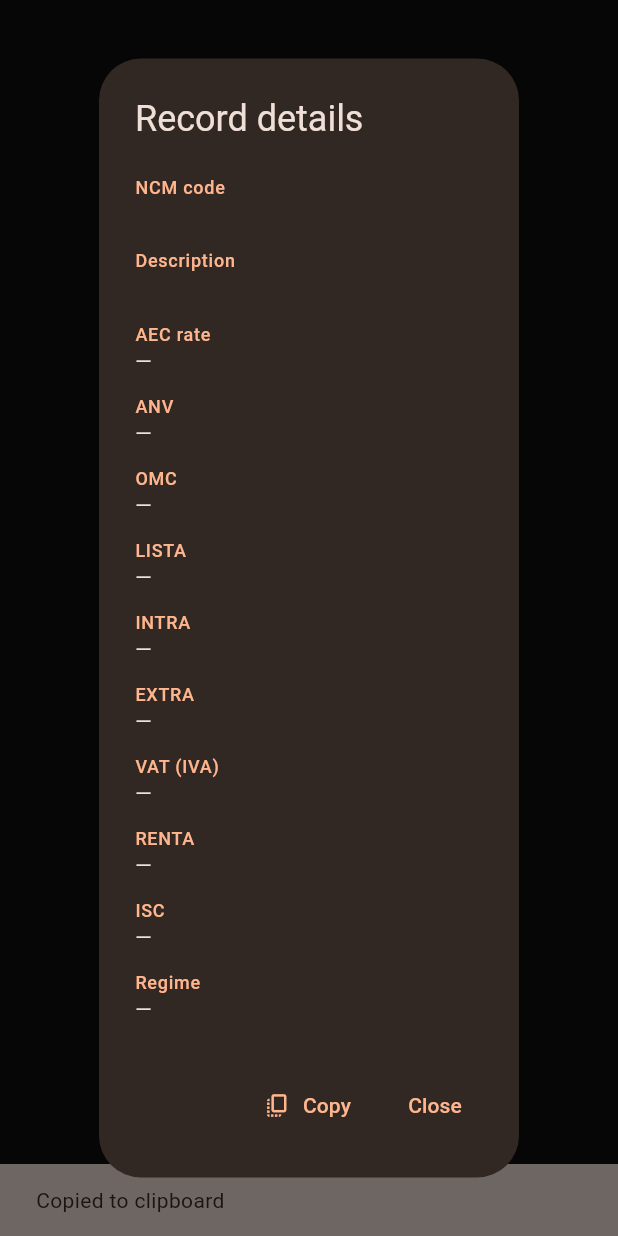
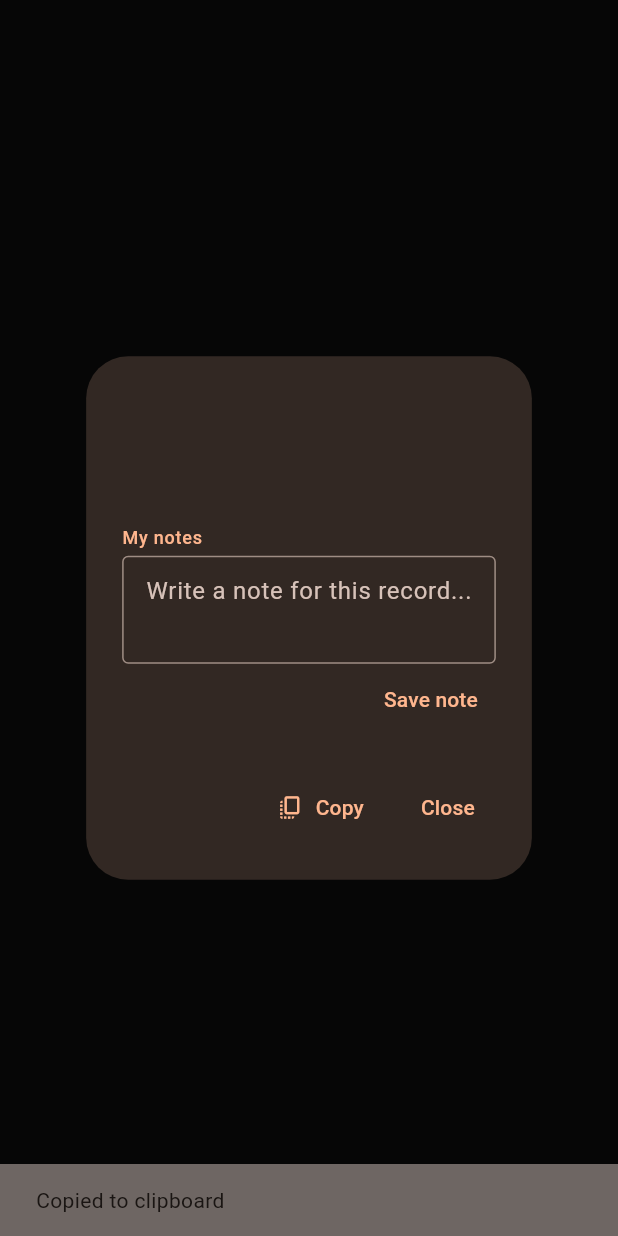
Before and after one commit to fabrizio-fatecha/duties, a Flutter app: what showRecordDetailDialog() shows on an empty page, opened directly with empty values, after a tap on "Copy", on a phone screen of 412 x 824 dp. Run offline on Flutter 3.47's test engine with Material 3 defaults, Android fonts, the phone set to English and light mode, and no system bars; our stand-ins replace csv, flutter_native_splash, image_picker; missing offline and left inert: google_mlkit_image_labeling, google_mlkit_translation.

Commit message:
Add per-record notes and compact the detail popup
Notes are saved to a JSON-in-a-.txt-file (notes.txt) in the app's own
document directory, keyed by NCM code — survives app updates. It does
not survive a full uninstall/reinstall; that's an Android platform
limitation of app-sandboxed storage, not something the file format
changes (only Android's own account-backup mechanism can restore it,
if the user has that enabled).

The detail popup is also reworked: short technical fields (AEC, ANV,
OMC, LISTA, INTRA, EXTRA, IVA, RENTA, ISC, Regime) render as compact
wrapped chips instead of full-width rows, and empty fields are hidden
instead of showing "—", so most records now fit without scrolling.

Co-Authored-By: Claude Sonnet 5 <noreply@anthropic.com>

```diff
--- a/lib/localization/app_strings.dart
+++ b/lib/localization/app_strings.dart
@@ -37,6 +37,10 @@ class AppStrings {
     required this.photoNoMatch,
     required this.genericError,
     required this.downloadingModel,
+    required this.notesLabel,
+    required this.notesHint,
+    required this.saveNote,
+    required this.noteSaved,
   });
 
   final String appTitle;
@@ -72,6 +76,10 @@ class AppStrings {
   final String photoNoMatch;
   final String genericError;
   final String downloadingModel;
+  final String notesLabel;
+  final String notesHint;
+  final String saveNote;
+  final String noteSaved;
 
   String resultsCount(int count) =>
       this == _en ? '$count results' : '$count resultados';
@@ -113,6 +121,10 @@ class AppStrings {
     photoNoMatch: "Couldn't identify the object. Try another photo.",
     genericError: 'An error occurred.',
     downloadingModel: 'Downloading translation model (first time only)...',
+    notesLabel: 'My notes',
+    notesHint: 'Write a note for this record...',
+    saveNote: 'Save note',
+    noteSaved: 'Note saved',
   );
 
   static const _es = AppStrings._(
@@ -149,6 +161,10 @@ class AppStrings {
     photoNoMatch: 'No se pudo identificar el objeto. Probá con otra foto.',
     genericError: 'Ha ocurrido un error.',
     downloadingModel: 'Descargando modelo de traducción (solo la primera vez)...',
+    notesLabel: 'Mis notas',
+    notesHint: 'Escribí una nota para este registro...',
+    saveNote: 'Guardar nota',
+    noteSaved: 'Nota guardada',
   );
 
   static AppStrings of(AppLanguage language) =>
--- a/lib/main.dart
+++ b/lib/main.dart
@@ -3,6 +3,7 @@ import 'package:flutter_native_splash/flutter_native_splash.dart';
 import 'package:provider/provider.dart';
 
 import 'providers/locale_provider.dart';
+import 'providers/notes_provider.dart';
 import 'providers/search_provider.dart';
 import 'providers/tab_provider.dart';
 import 'screens/root_shell.dart';
@@ -31,6 +32,7 @@ class MyApp extends StatelessWidget {
         ChangeNotifierProvider(create: (_) => SearchProvider(DataRepository())..init()),
         ChangeNotifierProvider(create: (_) => LocaleProvider()),
         ChangeNotifierProvider(create: (_) => TabProvider()),
+        ChangeNotifierProvider(create: (_) => NotesProvider()..init()),
       ],
       child: MaterialApp(
         title: 'Duties',
--- /dev/null
+++ b/lib/providers/notes_provider.dart
@@ -0,0 +1,26 @@
+import 'package:flutter/foundation.dart';
+
+import '../services/notes_service.dart';
+
+class NotesProvider extends ChangeNotifier {
+  final _service = NotesService();
+  Map<String, String> _notes = {};
+
+  Future<void> init() async {
+    _notes = await _service.loadAll();
+    notifyListeners();
+  }
+
+  String noteFor(String ncm) => _notes[ncm] ?? '';
+
+  Future<void> setNote(String ncm, String note) async {
+    final trimmed = note.trim();
+    if (trimmed.isEmpty) {
+      _notes.remove(ncm);
+    } else {
+      _notes[ncm] = trimmed;
+    }
+    notifyListeners();
+    await _service.saveAll(_notes);
+  }
+}
--- /dev/null
+++ b/lib/widgets/notes_editor.dart
@@ -0,0 +1,69 @@
+import 'package:flutter/material.dart';
+import 'package:provider/provider.dart';
+
+import '../providers/locale_provider.dart';
+import '../providers/notes_provider.dart';
+
+class NotesEditor extends StatefulWidget {
+  const NotesEditor({super.key, required this.ncm});
+
+  final String ncm;
+
+  @override
+  State<NotesEditor> createState() => _NotesEditorState();
+}
+
+class _NotesEditorState extends State<NotesEditor> {
+  late final TextEditingController _controller;
+
+  @override
+  void initState() {
+    super.initState();
+    _controller = TextEditingController(text: context.read<NotesProvider>().noteFor(widget.ncm));
+  }
+
+  @override
+  void dispose() {
+    _controller.dispose();
+    super.dispose();
+  }
+
+  void _save() {
+    final strings = context.read<LocaleProvider>().strings;
+    context.read<NotesProvider>().setNote(widget.ncm, _controller.text);
+    ScaffoldMessenger.of(context).showSnackBar(SnackBar(content: Text(strings.noteSaved)));
+  }
+
+  @override
+  Widget build(BuildContext context) {
+    final strings = context.watch<LocaleProvider>().strings;
+
+    return Column(
+      crossAxisAlignment: CrossAxisAlignment.start,
+      children: [
+        Text(
+          strings.notesLabel,
+          style: Theme.of(context)
+              .textTheme
+              .labelMedium
+              ?.copyWith(color: Theme.of(context).colorScheme.primary),
+        ),
+        const SizedBox(height: 4),
+        TextField(
+          controller: _controller,
+          maxLines: 3,
+          minLines: 2,
+          decoration: InputDecoration(
+            hintText: strings.notesHint,
+            border: const OutlineInputBorder(),
+            isDense: true,
+          ),
+        ),
+        Align(
+          alignment: Alignment.centerRight,
+          child: TextButton(onPressed: _save, child: Text(strings.saveNote)),
+        ),
+      ],
+    );
+  }
+}
--- a/lib/widgets/record_detail_dialog.dart
+++ b/lib/widgets/record_detail_dialog.dart
@@ -5,27 +5,41 @@ import 'package:provider/provider.dart';
 import '../localization/app_strings.dart';
 import '../models/tariff_record.dart';
 import '../providers/locale_provider.dart';
+import '../providers/notes_provider.dart';
+import 'notes_editor.dart';
 
 void showRecordDetailDialog(BuildContext context, TariffRecord record) {
   final strings = context.read<LocaleProvider>().strings;
-  final fields = _fields(record, strings);
+  final chips = _chipFields(record, strings);
 
   showDialog<void>(
     context: context,
     builder: (context) => AlertDialog(
-      title: Text(strings.detailTitle),
-      content: SingleChildScrollView(
+      insetPadding: const EdgeInsets.symmetric(horizontal: 24, vertical: 24),
+      title: Text(record.ncm, style: Theme.of(context).textTheme.titleMedium),
+      content: ConstrainedBox(
+        constraints: const BoxConstraints(maxWidth: 400, maxHeight: 480),
+        child: SingleChildScrollView(
           child: Column(
             mainAxisSize: MainAxisSize.min,
             crossAxisAlignment: CrossAxisAlignment.start,
             children: [
-            for (final field in fields) _DetailRow(label: field.key, value: field.value),
+              Text(record.description),
+              const SizedBox(height: 12),
+              Wrap(
+                spacing: 8,
+                runSpacing: 8,
+                children: [for (final chip in chips) _FieldChip(label: chip.key, value: chip.value)],
+              ),
+              const SizedBox(height: 16),
+              NotesEditor(ncm: record.ncm),
             ],
+          ),
         ),
       ),
       actions: [
         TextButton.icon(
-          onPressed: () => _copyRecord(context, fields, strings),
+          onPressed: () => _copyRecord(context, record, strings),
           icon: const Icon(Icons.copy_all_outlined),
           label: Text(strings.copy),
         ),
@@ -38,53 +52,58 @@ void showRecordDetailDialog(BuildContext context, TariffRecord record) {
   );
 }
 
-/// Every column from the CSV, in source order, label -> value.
-List<MapEntry<String, String>> _fields(TariffRecord record, AppStrings strings) => [
-      MapEntry(strings.ncmLabel, record.ncm),
-      MapEntry(strings.descriptionLabel, record.description),
-      MapEntry(strings.aecRate, _orEmpty(record.aec, strings)),
-      MapEntry(strings.anvLabel, _orEmpty(record.anv, strings)),
-      MapEntry(strings.omcLabel, _orEmpty(record.omc, strings)),
-      MapEntry(strings.listaLabel, _orEmpty(record.lista, strings)),
-      MapEntry(strings.intraLabel, _orEmpty(record.intra, strings)),
-      MapEntry(strings.extraLabel, _orEmpty(record.extra, strings)),
-      MapEntry(strings.vatIva, _orEmpty(record.iva, strings)),
-      MapEntry(strings.rentaLabel, _orEmpty(record.renta, strings)),
-      MapEntry(strings.iscLabel, _orEmpty(record.isc, strings)),
-      MapEntry(strings.regime, _orEmpty(record.regimen, strings)),
+/// Short technical fields shown as chips. Empty ones are skipped to keep
+/// the popup compact — most rows don't have every field filled in.
+List<MapEntry<String, String>> _chipFields(TariffRecord record, AppStrings strings) => [
+      MapEntry(strings.aecRate, record.aec),
+      MapEntry(strings.anvLabel, record.anv),
+      MapEntry(strings.omcLabel, record.omc),
+      MapEntry(strings.listaLabel, record.lista),
+      MapEntry(strings.intraLabel, record.intra),
+      MapEntry(strings.extraLabel, record.extra),
+      MapEntry(strings.vatIva, record.iva),
+      MapEntry(strings.rentaLabel, record.renta),
+      MapEntry(strings.iscLabel, record.isc),
+      MapEntry(strings.regime, record.regimen),
+    ].where((field) => field.value.isNotEmpty).toList();
+
+void _copyRecord(BuildContext context, TariffRecord record, AppStrings strings) {
+  final note = context.read<NotesProvider>().noteFor(record.ncm);
+  final lines = [
+    '${strings.ncmLabel}: ${record.ncm}',
+    '${strings.descriptionLabel}: ${record.description}',
+    for (final chip in _chipFields(record, strings)) '${chip.key}: ${chip.value}',
+    if (note.isNotEmpty) '${strings.notesLabel}: $note',
   ];
 
-String _orEmpty(String value, AppStrings strings) => value.isEmpty ? strings.emptyValue : value;
-
-void _copyRecord(BuildContext context, List<MapEntry<String, String>> fields, AppStrings strings) {
-  final text = fields.map((field) => '${field.key}: ${field.value}').join('\n');
-
-  Clipboard.setData(ClipboardData(text: text));
+  Clipboard.setData(ClipboardData(text: lines.join('\n')));
   ScaffoldMessenger.of(context).showSnackBar(SnackBar(content: Text(strings.copied)));
 }
 
-class _DetailRow extends StatelessWidget {
-  const _DetailRow({required this.label, required this.value});
+class _FieldChip extends StatelessWidget {
+  const _FieldChip({required this.label, required this.value});
 
   final String label;
   final String value;
 
   @override
   Widget build(BuildContext context) {
-    return Padding(
-      padding: const EdgeInsets.symmetric(vertical: 6),
-      child: Column(
-        crossAxisAlignment: CrossAxisAlignment.start,
+    final colorScheme = Theme.of(context).colorScheme;
+
+    return Container(
+      padding: const EdgeInsets.symmetric(horizontal: 10, vertical: 6),
+      decoration: BoxDecoration(
+        color: colorScheme.surfaceContainerHighest,
+        borderRadius: BorderRadius.circular(8),
+      ),
+      child: RichText(
+        text: TextSpan(
+          style: DefaultTextStyle.of(context).style.copyWith(fontSize: 13),
           children: [
-          Text(
-            label,
-            style: Theme.of(context)
-                .textTheme
-                .labelMedium
-                ?.copyWith(color: Theme.of(context).colorScheme.primary),
+            TextSpan(text: '$label ', style: TextStyle(color: colorScheme.primary)),
+            TextSpan(text: value),
+          ],
         ),
-          Text(value),
-        ],
       ),
     );
   }
--- a/pubspec.yaml
+++ b/pubspec.yaml
@@ -1,7 +1,7 @@
 name: duties
 description: Offline search/filter app over a bundled CSV tariff dataset.
 publish_to: 'none'
-version: 1.4.0+4
+version: 1.5.0+5
 
 environment:
   sdk: '>=3.3.0 <4.0.0'
@@ -15,6 +15,7 @@ dependencies:
   image_picker: ^1.2.3
   google_mlkit_image_labeling: ^0.15.0
   google_mlkit_translation: ^0.14.0
+  path_provider: ^2.1.6
 
 dev_dependencies:
   flutter_test:
```
Also changed, not shown: lib/services/notes_service.dart (added, +36 -0 lines), pubspec.lock. Lines whose indentation alone changed are shown as unchanged.
